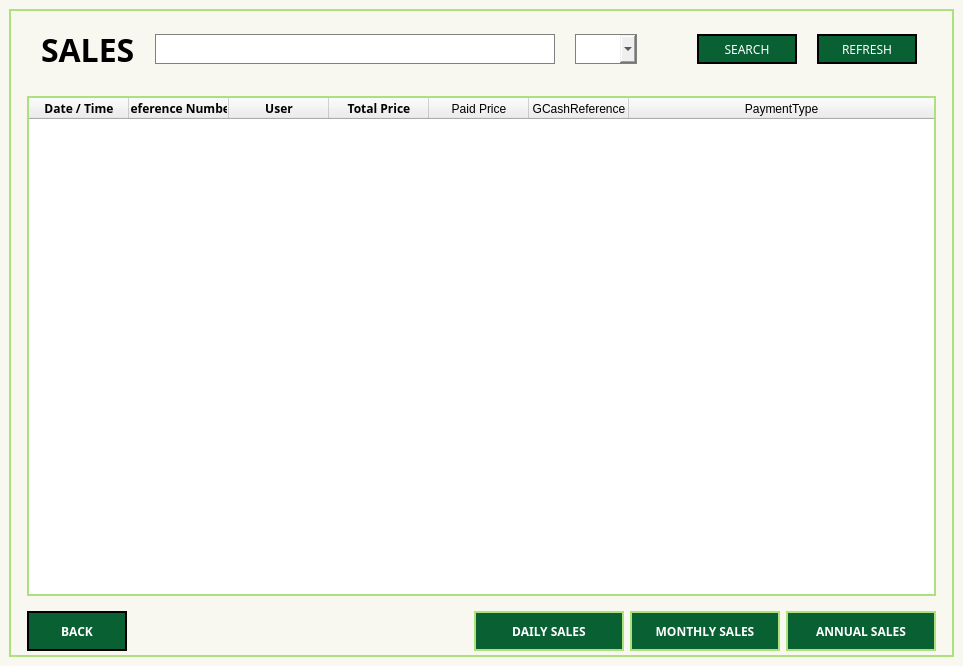
Old version of the form Screens/MainMenuScreens/Sales/Sales.ui in the repository Bideiro/Ranil_project_py.
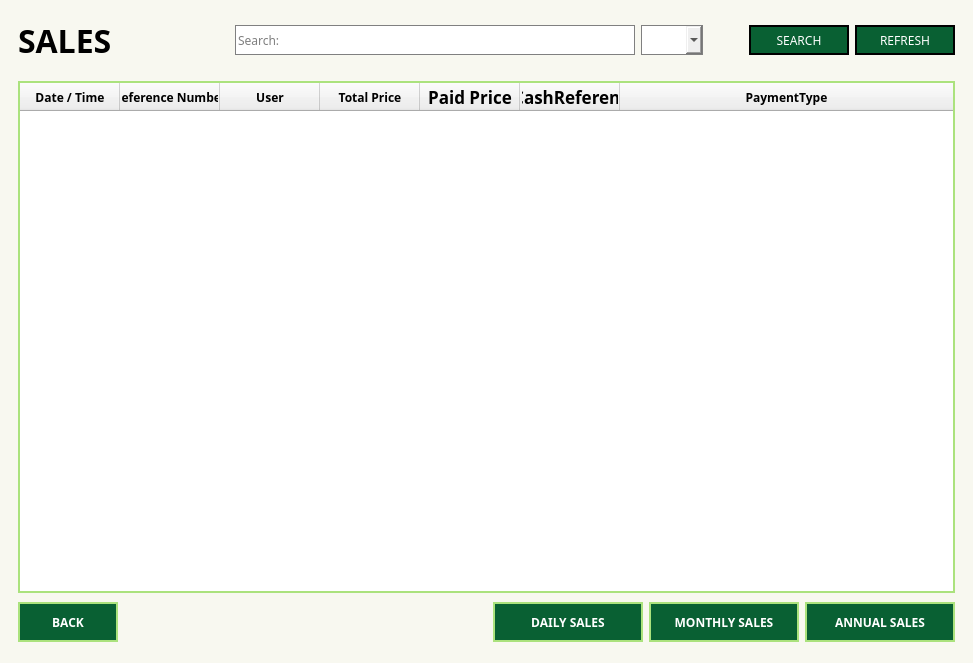
New version of the form.

Patch:
```diff
--- a/Screens/MainMenuScreens/Sales/Sales.ui
+++ b/Screens/MainMenuScreens/Sales/Sales.ui
@@ -6,7 +6,7 @@
    <rect>
     <x>0</x>
     <y>0</y>
-    <width>963</width>
+    <width>973</width>
     <height>663</height>
    </rect>
   </property>
@@ -18,27 +18,24 @@
     <string notr="true">.QWidget{
 background-color: #F8F8F0;
 }
-#widget{
-border: 2px solid #ABE27D;
-}
 .QPushButton{
 background-color: #096033;
 border: 2px solid #ABE27D;
 color: white
 }
-#Refresh_btn, #Search_btn, #Back_btn{
-border: 2px solid;
-}
-#comboBox{
-border : 1px solid gray;
-color: black
-}
-#search_LE{
-border : 1px solid gray;
-color: black
-}
 #Sales_Table{
 border : 2px solid #ABE27D;
+}
+#Search_btn, #Refresh_btn{
+border: 2px solid
+}
+.QComboBox{
+border : 1px solid gray;
+color: black
+}
+#search_LE{
+border : 1px solid gray;
+color: black
 }</string>
    </property>
    <layout class="QHBoxLayout" name="horizontalLayout">
@@ -52,6 +49,18 @@
 }</string>
       </property>
       <layout class="QVBoxLayout" name="verticalLayout_4">
+       <property name="spacing">
+        <number>0</number>
+       </property>
+       <property name="leftMargin">
+        <number>0</number>
+       </property>
+       <property name="topMargin">
+        <number>0</number>
+       </property>
+       <property name="rightMargin">
+        <number>0</number>
+       </property>
        <property name="bottomMargin">
         <number>0</number>
        </property>
@@ -70,6 +79,7 @@
              <font>
               <family>DM Sans</family>
               <pointsize>24</pointsize>
+              <weight>75</weight>
               <bold>true</bold>
              </font>
             </property>
@@ -78,6 +88,19 @@
             </property>
            </widget>
           </item>
+          <item>
+           <spacer name="horizontalSpacer">
+            <property name="orientation">
+             <enum>Qt::Horizontal</enum>
+            </property>
+            <property name="sizeHint" stdset="0">
+             <size>
+              <width>40</width>
+              <height>20</height>
+             </size>
+            </property>
+           </spacer>
+          </item>
           <item>
            <widget class="QLineEdit" name="search_LE">
             <property name="sizePolicy">
@@ -92,6 +115,14 @@
               <height>30</height>
              </size>
             </property>
+            <property name="font">
+             <font>
+              <family>DM Sans</family>
+             </font>
+            </property>
+            <property name="placeholderText">
+             <string>Search:</string>
+            </property>
            </widget>
           </item>
           <item>
@@ -200,7 +231,8 @@
             <property name="font">
              <font>
               <family>DM Sans</family>
-              <bold>true</bold>
+              <weight>50</weight>
+              <bold>false</bold>
              </font>
             </property>
             <property name="frameShadow">
@@ -249,6 +281,7 @@
              <property name="font">
               <font>
                <family>DM Sans</family>
+               <weight>75</weight>
                <bold>true</bold>
               </font>
              </property>
@@ -267,6 +300,7 @@
              <property name="font">
               <font>
                <family>DM Sans</family>
+               <weight>75</weight>
                <bold>true</bold>
               </font>
              </property>
@@ -278,6 +312,7 @@
              <property name="font">
               <font>
                <family>DM Sans</family>
+               <weight>75</weight>
                <bold>true</bold>
               </font>
              </property>
@@ -289,6 +324,7 @@
              <property name="font">
               <font>
                <family>DM Sans</family>
+               <weight>75</weight>
                <bold>true</bold>
               </font>
              </property>
@@ -297,16 +333,39 @@
              <property name="text">
               <string>Paid Price</string>
              </property>
+             <property name="font">
+              <font>
+               <family>DM Sans</family>
+               <pointsize>13</pointsize>
+               <weight>75</weight>
+               <bold>true</bold>
+              </font>
+             </property>
             </column>
             <column>
              <property name="text">
               <string>GCashReference</string>
              </property>
+             <property name="font">
+              <font>
+               <family>DM Sans</family>
+               <pointsize>13</pointsize>
+               <weight>75</weight>
+               <bold>true</bold>
+              </font>
+             </property>
             </column>
             <column>
              <property name="text">
               <string>PaymentType</string>
              </property>
+             <property name="font">
+              <font>
+               <family>DM Sans</family>
+               <weight>75</weight>
+               <bold>true</bold>
+              </font>
+             </property>
             </column>
            </widget>
           </item>
@@ -320,7 +379,7 @@
            <number>0</number>
           </property>
           <property name="bottomMargin">
-           <number>0</number>
+           <number>12</number>
           </property>
           <item>
            <widget class="QPushButton" name="Back_btn">
@@ -339,6 +398,7 @@
             <property name="font">
              <font>
               <family>DM Sans</family>
+              <weight>75</weight>
               <bold>true</bold>
              </font>
             </property>
@@ -377,6 +437,7 @@
             <property name="font">
              <font>
               <family>DM Sans</family>
+              <weight>75</weight>
               <bold>true</bold>
              </font>
             </property>
@@ -402,6 +463,7 @@
             <property name="font">
              <font>
               <family>DM Sans</family>
+              <weight>75</weight>
               <bold>true</bold>
              </font>
             </property>
@@ -427,6 +489,7 @@
             <property name="font">
              <font>
               <family>DM Sans</family>
+              <weight>75</weight>
               <bold>true</bold>
              </font>
             </property>
```
